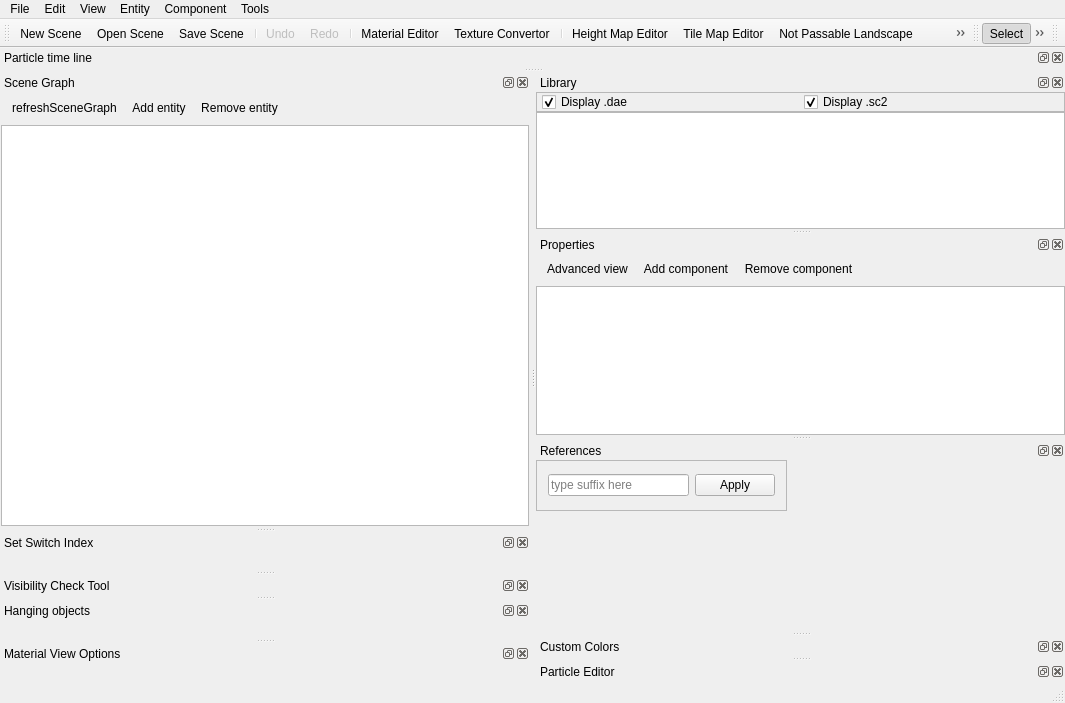
Before: the Qt Designer form Tools/ResourceEditor/DataQt/mainwindow.ui in xaoctech/dava.engine, drawn with Qt 5.
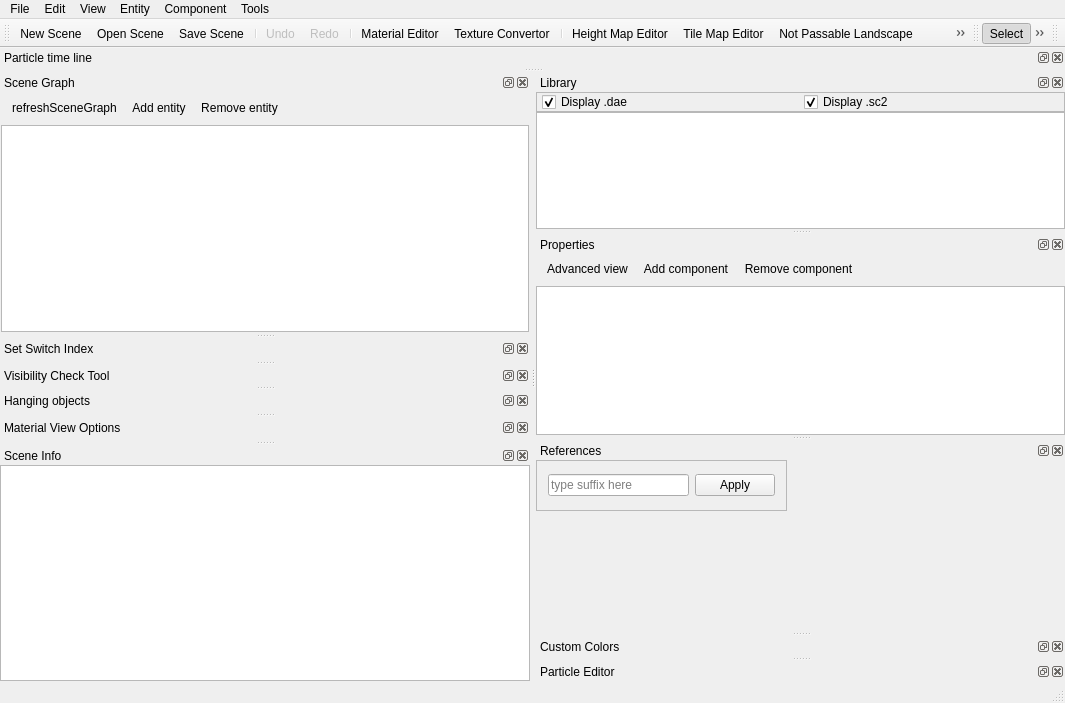
After: the same form once the commit is applied. Icons and pictures are not drawn. Custom widgets are drawn as their Qt base class.

Commit message: [DF-1039] Added Info About Particles to Scene Info. Moved SceneInfo to Qt

Diff of the .ui file:
```diff
--- a/Tools/ResourceEditor/DataQt/mainwindow.ui
+++ b/Tools/ResourceEditor/DataQt/mainwindow.ui
@@ -765,6 +765,54 @@
     </widget>
    </widget>
   </widget>
+  <widget class="QDockWidget" name="dockSceneInfo">
+   <property name="enabled">
+    <bool>true</bool>
+   </property>
+   <property name="windowTitle">
+    <string>Scene Info</string>
+   </property>
+   <attribute name="dockWidgetArea">
+    <number>1</number>
+   </attribute>
+   <widget class="QWidget" name="dockSceneInfoContent">
+    <layout class="QVBoxLayout" name="verticalLayout_6">
+     <property name="spacing">
+      <number>3</number>
+     </property>
+     <property name="margin">
+      <number>0</number>
+     </property>
+     <item>
+      <widget class="SceneInfo" name="sceneInfo">
+       <property name="styleSheet">
+        <string notr="true"> QTreeView::branch:has-children:!has-siblings:closed,
+ QTreeView::branch:closed:has-children:has-siblings {
+         border-image: none;
+         image: url(:/QtImages/tree-closed.png);
+ }
+
+ QTreeView::branch:open:has-children:!has-siblings,
+ QTreeView::branch:open:has-children:has-siblings  {
+         border-image: none;
+         image: url(:/QtImages/tree-open.png);
+ }
+</string>
+       </property>
+       <property name="editTriggers">
+        <set>QAbstractItemView::AllEditTriggers</set>
+       </property>
+       <property name="alternatingRowColors">
+        <bool>true</bool>
+       </property>
+       <property name="indentation">
+        <number>16</number>
+       </property>
+      </widget>
+     </item>
+    </layout>
+   </widget>
+  </widget>
   <action name="actionNewScene">
    <property name="icon">
     <iconset resource="QtIcons.qrc">
@@ -1313,6 +1361,11 @@
    <header>Scene/scenetabwidget.h</header>
    <container>1</container>
   </customwidget>
+  <customwidget>
+   <class>SceneInfo</class>
+   <extends>QTreeView</extends>
+   <header>DockSceneInfo/SceneInfo.h</header>
+  </customwidget>
  </customwidgets>
  <resources>
   <include location="QtIcons.qrc"/>
```
Left out of the diff: 6 changed lines with no effect on the pictures. The commit also changes 21 other files.
